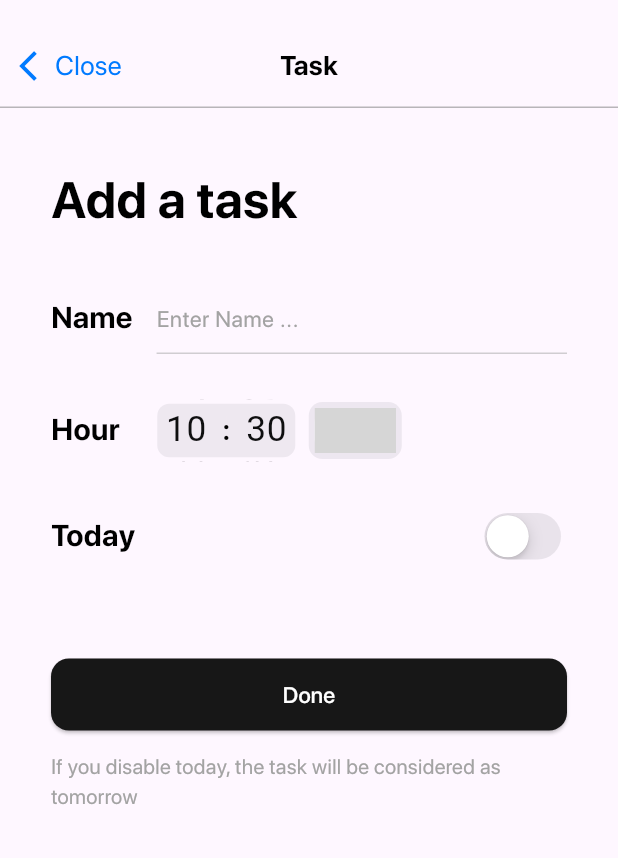
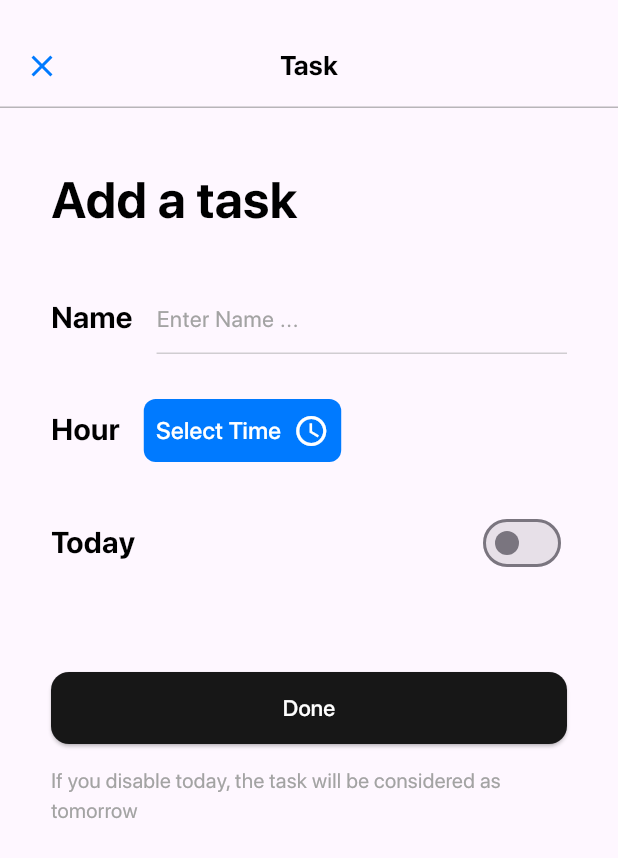
Before and after one commit to HamiidrezaRamezani/todoListAppTest, a Flutter app: the AddTodoSheet widget shown alone on an empty page, opened directly, on a phone screen of 412 x 824 dp. Shown: the top 858 px of the screen. Run offline on Flutter 3.47's test engine with Material 3 defaults, Android fonts, the phone set to English and light mode, and no system bars; our stand-ins replace flutter_bloc, sqflite; missing offline and left inert: animated_slide_switcher, flutter_cupernino_bottom_sheet; accounts and stored records are empty; grey boxes are pictures that could not be loaded.

Commit message:
add platform for showing ui theme in ios and android mobiles

```diff
--- a/lib/ui/view/screens/add_todo_sheet.dart
+++ b/lib/ui/view/screens/add_todo_sheet.dart
@@ -1,3 +1,5 @@
+import 'dart:io';
+
 import 'package:animated_slide_switcher/animated_slide_switcher.dart';
 import 'package:flutter/cupertino.dart';
 import 'package:flutter/material.dart';
@@ -18,21 +20,21 @@ class _AddTodoSheetState extends State<AddTodoSheet> {
 
   TimeOfDay selectedTime = TimeOfDay.now();
 
-  // String _selectedTime = "انتخاب ساعت";
+  String _selectedTime = "Select Time";
   String timeZone = "AM";
   bool _isToday = false;
 
-  // Future<void> _pickTime() async {
-  //   final TimeOfDay? pickedTime = await showTimePicker(
-  //     context: context,
-  //     initialTime: TimeOfDay.now(),
-  //   );
-  //   if (pickedTime != null) {
-  //     setState(() {
-  //       _selectedTime = pickedTime.format(context);
-  //     });
-  //   }
-  // }
+  Future<void> _pickTime() async {
+    final TimeOfDay? pickedTime = await showTimePicker(
+      context: context,
+      initialTime: TimeOfDay.now(),
+    );
+    if (pickedTime != null) {
+      setState(() {
+        _selectedTime = pickedTime.format(context);
+      });
+    }
+  }
 
   void _addTask() {
     if (_titleController.text.isEmpty) return;
@@ -72,7 +74,15 @@ class _AddTodoSheetState extends State<AddTodoSheet> {
                     onTap: () {
                       Navigator.pop(context);
                     },
-                    child: Container(
+                    child: (Platform.isAndroid)
+                        ? Padding(
+                            padding: const EdgeInsets.only(left: 16.0),
+                            child: Icon(
+                              Icons.close,
+                              color: AppColors.blueColor,
+                            ),
+                          )
+                        : Container(
                             height: 42.0,
                             width: 78,
                             margin: EdgeInsets.only(left: 8.0),
@@ -156,16 +166,6 @@ class _AddTodoSheetState extends State<AddTodoSheet> {
                 ],
               ),
               SizedBox(height: 30),
-              // GestureDetector(
-              //   onTap: _pickTime,
-              //   child: Row(
-              //     mainAxisAlignment: MainAxisAlignment.spaceBetween,
-              //     children: [
-              //       Text(_selectedTime, style: TextStyle(fontSize: 16)),
-              //       Icon(Icons.access_time, color: Colors.blue),
-              //     ],
-              //   ),
-              // ),
               Row(
                 children: [
                   Text(
@@ -176,7 +176,33 @@ class _AddTodoSheetState extends State<AddTodoSheet> {
                   SizedBox(
                     width: 16.0,
                   ),
-                  Row(
+                  (Platform.isAndroid)
+                      ? GestureDetector(
+                          onTap: _pickTime,
+                          child: Container(
+                            height: 42.0,
+                            decoration: BoxDecoration(
+                                color: AppColors.blueColor,
+                                borderRadius: BorderRadius.circular(8.0)),
+                            child: Padding(
+                              padding: const EdgeInsets.all(8.0),
+                              child: Row(
+                                mainAxisAlignment:
+                                    MainAxisAlignment.spaceBetween,
+                                children: [
+                                  Text(_selectedTime,
+                                      style: AppTypography.mediumTextView(
+                                          16.0, AppColors.whiteColor, false)),
+                                  SizedBox(
+                                    width: 8.0,
+                                  ),
+                                  Icon(Icons.access_time,
+                                      color: AppColors.whiteColor),
+                                ],
+                              ),
+                            ),
+                          ))
+                      : Row(
                           children: [
                             Stack(
                               alignment: Alignment.center,
@@ -191,10 +217,15 @@ class _AddTodoSheetState extends State<AddTodoSheet> {
                                         height: 42.0,
                                         child: CupertinoDatePicker(
                                           mode: CupertinoDatePickerMode.time,
-                                    initialDateTime: DateTime(2022, 1, 1,
-                                        selectedTime.hour, selectedTime.minute),
+                                          initialDateTime: DateTime(
+                                              2022,
+                                              1,
+                                              1,
+                                              selectedTime.hour,
+                                              selectedTime.minute),
                                           use24hFormat: true,
-                                    onDateTimeChanged: (DateTime newTime) {
+                                          onDateTimeChanged:
+                                              (DateTime newTime) {
                                             setState(() {
                                               selectedTime = TimeOfDay(
                                                   hour: newTime.hour,
@@ -249,8 +280,10 @@ class _AddTodoSheetState extends State<AddTodoSheet> {
                                             16.0, AppColors.blackColor),
                                       ),
                                       direction: AnimationDirection.upToDown,
-                                incomingDuration: Duration(milliseconds: 500),
-                                outgoingDuration: Duration(milliseconds: 150),
+                                      incomingDuration:
+                                          Duration(milliseconds: 500),
+                                      outgoingDuration:
+                                          Duration(milliseconds: 150),
                                     ),
                                   ),
                                 ),
@@ -267,15 +300,16 @@ class _AddTodoSheetState extends State<AddTodoSheet> {
                   Text("Today",
                       style: AppTypography.boldTextView(
                           20.0, AppColors.blackColor)),
-                  // Switch(
-                  //   value: _isToday,
-                  //   onChanged: (value) {
-                  //     setState(() {
-                  //       _isToday = value;
-                  //     });
-                  //   },
-                  // ),
-                  CupertinoSwitch(
+                  (Platform.isAndroid)
+                      ? Switch(
+                          value: _isToday,
+                          onChanged: (value) {
+                            setState(() {
+                              _isToday = value;
+                            });
+                          },
+                        )
+                      : CupertinoSwitch(
                           activeColor: AppColors.greenColor,
                           value: _isToday,
                           onChanged: (v) => setState(() => _isToday = v),
```
Also changed, not shown: lib/main.dart (+15 -2 lines), lib/ui/view/screens/home_screen.dart (+22 -1 lines). Lines whose indentation alone changed are shown as unchanged.
